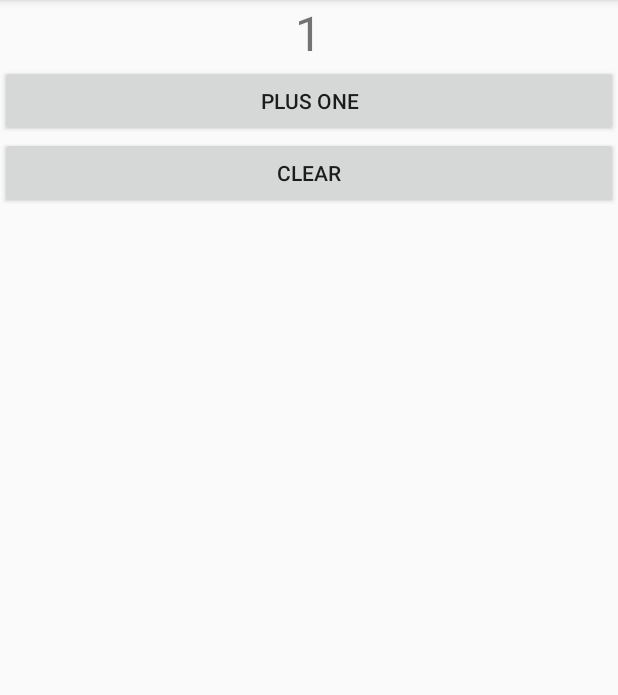
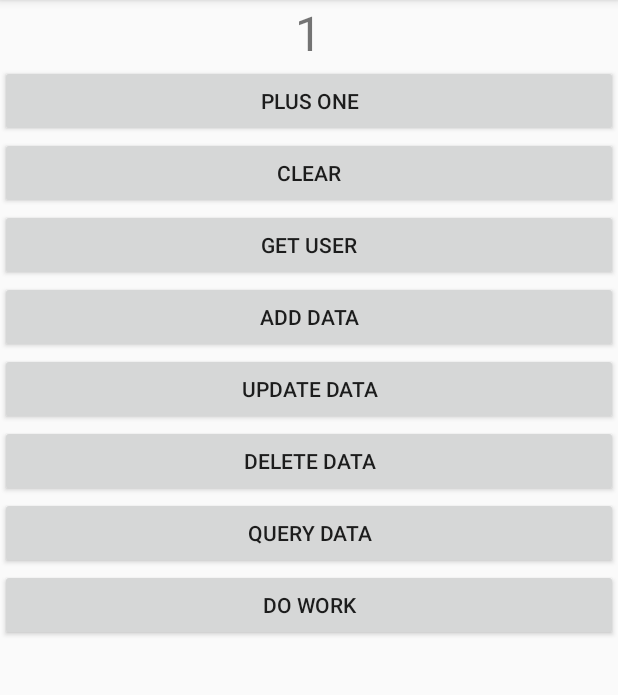
Before and after one commit to homurax/android_kotlin, an Android app: the screen it shows after launch (MainActivity), after a tap on "PLUS ONE", on a phone screen of 412 x 824 dp, the part 84-779 px from its top. Run offline under Robolectric (Android 15) with nearby library versions, the phone set to English and light mode, and no system bars; 1 statement that could not run was skipped.

Commit message:
update JetpackTest

```diff
--- a/chapter13/JetpackTest/app/build.gradle
+++ b/chapter13/JetpackTest/app/build.gradle
@@ -44,4 +44,5 @@ dependencies {
     androidTestImplementation 'androidx.test.ext:junit:1.1.1'
     androidTestImplementation 'androidx.test.espresso:espresso-core:3.2.0'
     implementation "androidx.lifecycle:lifecycle-extensions:2.2.0"
+    implementation "androidx.lifecycle:lifecycle-livedata-ktx:2.2.0"
 }
--- a/chapter13/JetpackTest/app/src/main/java/com/homurax/jetpacktest/MainActivity.kt
+++ b/chapter13/JetpackTest/app/src/main/java/com/homurax/jetpacktest/MainActivity.kt
@@ -5,6 +5,7 @@ import android.content.SharedPreferences
 import androidx.appcompat.app.AppCompatActivity
 import android.os.Bundle
 import androidx.core.content.edit
+import androidx.lifecycle.Observer
 import androidx.lifecycle.ViewModelProvider
 import androidx.lifecycle.ViewModelProviders
 import kotlinx.android.synthetic.main.activity_main.*
@@ -18,31 +19,42 @@ class MainActivity : AppCompatActivity() {
         super.onCreate(savedInstanceState)
         setContentView(R.layout.activity_main)
 
+        lifecycle.addObserver(MyObserver())
+
         sp = getPreferences(Context.MODE_PRIVATE)
         val countReserved = sp.getInt("count_reserved", 0)
         // viewModel = ViewModelProviders.of(this).get(MainViewModel::class.java)
         // viewModel =  ViewModelProvider(this).get(MainViewModel::class.java)
-        viewModel =  ViewModelProvider(this, MainViewModelFactory(countReserved)).get(MainViewModel::class.java)
+        viewModel = ViewModelProvider(
+            this,
+            MainViewModelFactory(countReserved)
+        ).get(MainViewModel::class.java)
 
         plusOneBtn.setOnClickListener {
-            viewModel.counter++
-            refreshCounter()
+            viewModel.plusOne()
         }
 
         clearBtn.setOnClickListener {
-            viewModel.counter = 0
-            refreshCounter()
+            viewModel.clear()
         }
 
-        refreshCounter()
+        viewModel.counter.observe(this, Observer { count ->
+            infoText.text = count.toString()
+        })
 
-        lifecycle.addObserver(MyObserver())
+        getUserBtn.setOnClickListener {
+            val userId = (0..10000).random().toString()
+            viewModel.getUser(userId)
+        }
+        viewModel.user.observe(this, Observer { user ->
+            infoText.text = user.toString()
+        })
     }
 
     override fun onPause() {
         super.onPause()
         sp.edit {
-            putInt("count_reserved", viewModel.counter)
+            putInt("count_reserved", viewModel.counter.value ?: 0)
         }
     }
 
--- a/chapter13/JetpackTest/app/src/main/java/com/homurax/jetpacktest/MainViewModel.kt
+++ b/chapter13/JetpackTest/app/src/main/java/com/homurax/jetpacktest/MainViewModel.kt
@@ -1,9 +1,46 @@
 package com.homurax.jetpacktest
 
+import androidx.lifecycle.LiveData
+import androidx.lifecycle.MutableLiveData
+import androidx.lifecycle.Transformations
 import androidx.lifecycle.ViewModel
 
 class MainViewModel(countReserved: Int) : ViewModel() {
 
-    var counter = countReserved
+    private val userLiveData = MutableLiveData<User>()
+
+    val userName: LiveData<String> = Transformations.map(userLiveData) { user ->
+        "${user.firstName} ${user.lastName}"
+    }
+
+
+    private val userIdLiveData = MutableLiveData<String>()
+
+    val user: LiveData<User> = Transformations.switchMap(userIdLiveData) { userId ->
+        Repository.getUser(userId)
+    }
+
+    fun getUser(userId: String) {
+        userIdLiveData.value = userId
+    }
+
+
+    val counter : LiveData<Int>
+        get() = _counter
+
+    private val _counter = MutableLiveData<Int>()
+
+    init {
+        _counter.value = countReserved
+    }
+
+    fun plusOne() {
+        val count = _counter.value ?: 0
+        _counter.value = count + 1
+    }
+
+    fun clear() {
+        _counter.value = 0
+    }
 
 }
--- /dev/null
+++ b/chapter13/JetpackTest/app/src/main/java/com/homurax/jetpacktest/Repository.kt
@@ -0,0 +1,13 @@
+package com.homurax.jetpacktest
+
+import androidx.lifecycle.LiveData
+import androidx.lifecycle.MutableLiveData
+
+object Repository {
+
+    fun getUser(userId: String): LiveData<User> {
+        val liveData = MutableLiveData<User>()
+        liveData.value = User(userId, userId, 0)
+        return liveData
+    }
+}
--- /dev/null
+++ b/chapter13/JetpackTest/app/src/main/java/com/homurax/jetpacktest/User.kt
@@ -0,0 +1,5 @@
+package com.homurax.jetpacktest
+
+data class User(var firstName: String, var lastName: String, val age: Int) {
+
+}
--- a/chapter13/JetpackTest/app/src/main/res/layout/activity_main.xml
+++ b/chapter13/JetpackTest/app/src/main/res/layout/activity_main.xml
@@ -25,4 +25,46 @@
         android:layout_gravity="center_horizontal"
         android:text="@string/clear"/>
 
+    <Button
+        android:id="@+id/getUserBtn"
+        android:layout_width="match_parent"
+        android:layout_height="wrap_content"
+        android:layout_gravity="center_horizontal"
+        android:text="@string/get_user"/>
+
+    <Button
+        android:id="@+id/addDataBtn"
+        android:layout_width="match_parent"
+        android:layout_height="wrap_content"
+        android:layout_gravity="center_horizontal"
+        android:text="@string/add_data"/>
+
+    <Button
+        android:id="@+id/updateDataBtn"
+        android:layout_width="match_parent"
+        android:layout_height="wrap_content"
+        android:layout_gravity="center_horizontal"
+        android:text="@string/update_data"/>
+
+    <Button
+        android:id="@+id/deleteDataBtn"
+        android:layout_width="match_parent"
+        android:layout_height="wrap_content"
+        android:layout_gravity="center_horizontal"
+        android:text="@string/delete_data"/>
+
+    <Button
+        android:id="@+id/queryDataBtn"
+        android:layout_width="match_parent"
+        android:layout_height="wrap_content"
+        android:layout_gravity="center_horizontal"
+        android:text="@string/query_data"/>
+
+    <Button
+        android:id="@+id/doWorkBtn"
+        android:layout_width="match_parent"
+        android:layout_height="wrap_content"
+        android:layout_gravity="center_horizontal"
+        android:text="Do Work"/>
+
 </LinearLayout>
--- a/chapter13/JetpackTest/app/src/main/res/values/strings.xml
+++ b/chapter13/JetpackTest/app/src/main/res/values/strings.xml
@@ -2,4 +2,9 @@
     <string name="app_name">JetpackTest</string>
     <string name="plus_one">Plus One</string>
     <string name="clear">Clear</string>
+    <string name="get_user">Get User</string>
+    <string name="add_data">Add Data</string>
+    <string name="update_data">Update Data</string>
+    <string name="delete_data">Delete Data</string>
+    <string name="query_data">Query Data</string>
 </resources>
```
Also changed, not shown: 1 other file.
